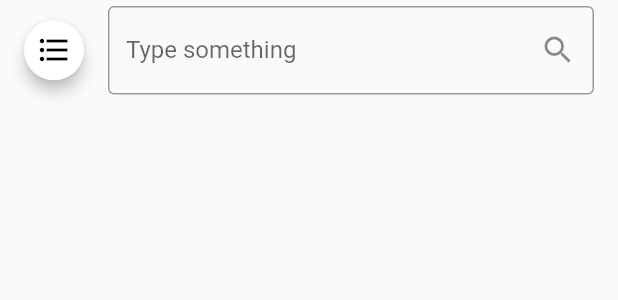
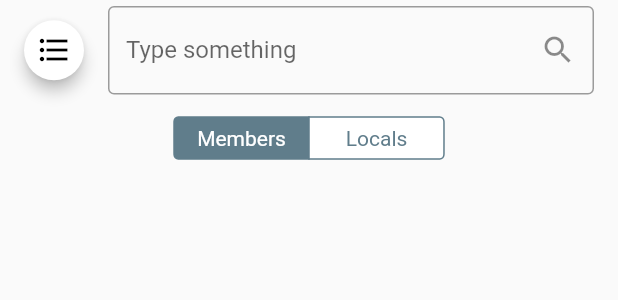
Before and after one commit to cocoataster/KCB-MVP, a Flutter app: the SearchFilters widget shown alone on an empty page, opened directly, on a phone screen of 412 x 824 dp. Shown: the top 300 px of the screen. Run offline on Flutter 3.47's test engine with Material 2 defaults, Android fonts, the phone set to English and light mode, and no system bars; our stand-ins replace flutter_secure_storage, geolocator, image_cropper, image_picker; missing offline and left inert: flutter_pagewise; accounts and stored records are empty; network calls fail.

```diff
--- a/lib/core/utils/enums.dart
+++ b/lib/core/utils/enums.dart
@@ -13,3 +13,5 @@ enum StatusCode {
 enum ContactMethodType { Email, Phone }
 
 enum AccessFormMode { Login, Signin }
+
+enum SearchType { Members, Locals }
--- a/lib/screens/views/search/search_filters.dart
+++ b/lib/screens/views/search/search_filters.dart
@@ -1,5 +1,6 @@
 import 'package:flutter/cupertino.dart';
 import 'package:flutter/material.dart';
+import 'package:sounds_good/core/utils/enums.dart';
 import 'package:sounds_good/screens/widgets/profile/shared/profile_mode_switch_button.dart';
 
 class SearchFilters extends StatefulWidget {
@@ -10,10 +11,18 @@ class SearchFilters extends StatefulWidget {
 }
 
 class _SearchFiltersState extends State<SearchFilters> {
+  final Map<SearchType, Widget> searchWidgets = const <SearchType, Widget>{
+    SearchType.Members: Text('Members'),
+    SearchType.Locals: Text('Locals'),
+  };
+
+  SearchType typeSelected = SearchType.Members;
+
   @override
   Widget build(BuildContext context) {
     return Column(
-      children: <Widget>[ ListTile(
+      children: <Widget>[
+        ListTile(
           leading: FiltersButton(),
           title: TextField(
             decoration: InputDecoration(
@@ -23,8 +32,24 @@ class _SearchFiltersState extends State<SearchFilters> {
             ),
           ),
         ),
-
-      ],);
+        SizedBox(
+          height: 50.0,
+          width: 180.0,
+          child: CupertinoSegmentedControl<SearchType>(
+            padding: EdgeInsets.all(0.0),
+            borderColor: Colors.blueGrey,
+            selectedColor: Colors.blueGrey,
+            children: searchWidgets,
+            onValueChanged: (selection) {
+              setState(() {
+                typeSelected = selection;
+              });
+            },
+            groupValue: typeSelected,
+          ),
+        ),
+      ],
+    );
   }
 }
 
```
Also changed, not shown: lib/core/models/profile.dart (+5 -4 lines), lib/screens/views/access_forms/login_view.dart (+15 -5 lines), lib/screens/views/search/search_view.dart (+8 -7 lines). Lines whose indentation alone changed are shown as unchanged.
